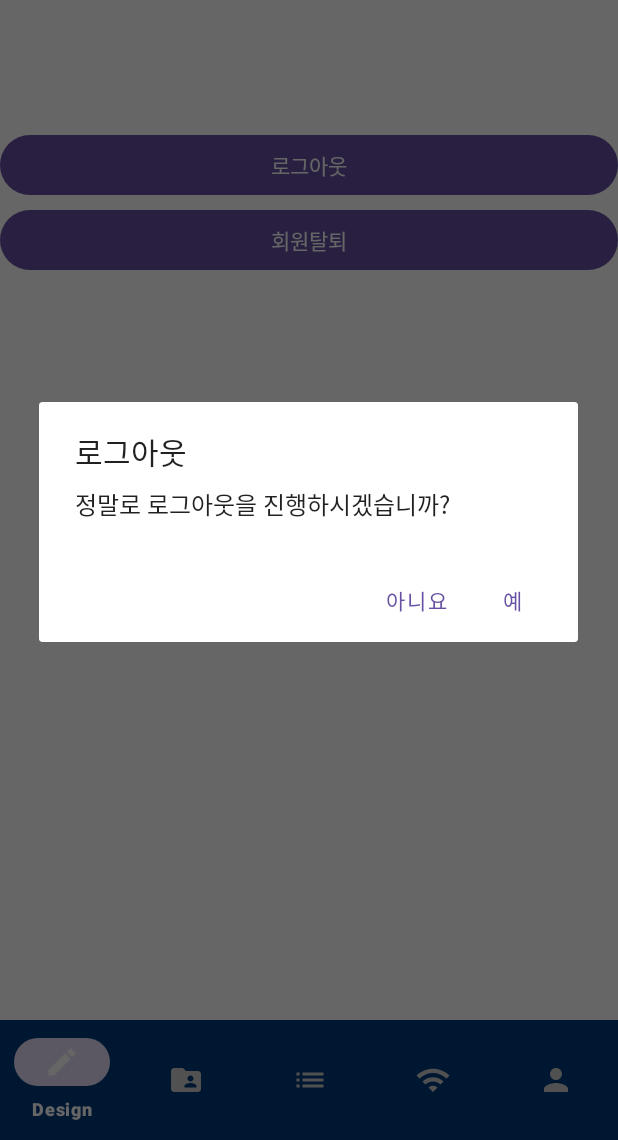
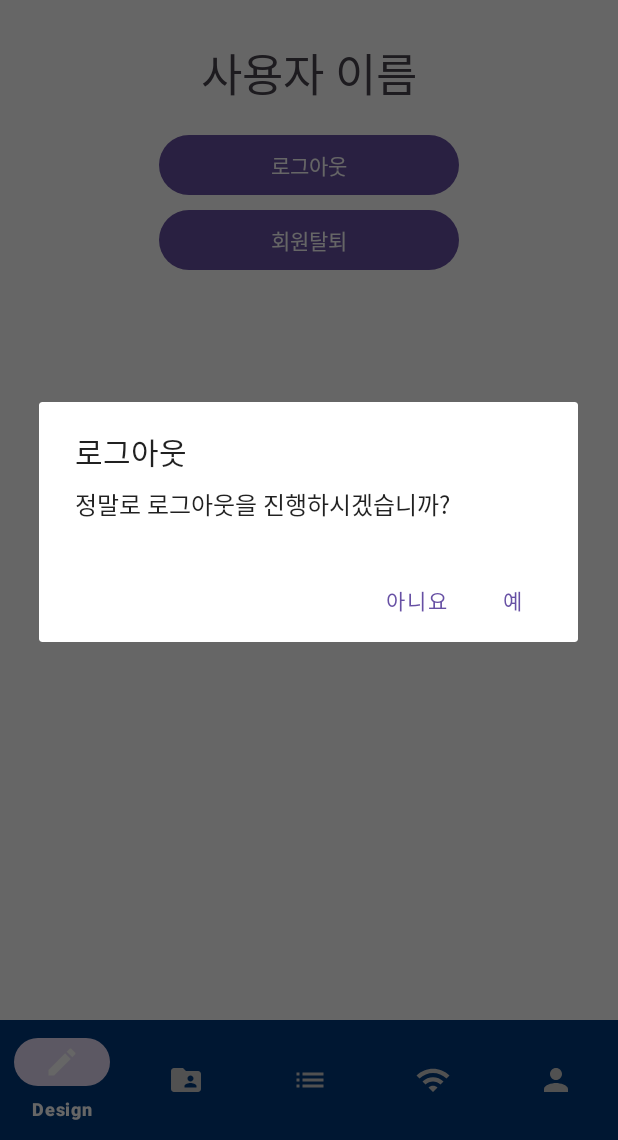
Before and after one commit to YouDaYeon/CapstoneDesign, an Android app: the MypageFragment screen opened through its navigation route, after a tap on "로그아웃", on a phone screen of 412 x 824 dp, the part 96-1236 px from its top. Run offline under Robolectric (Android 15) with nearby library versions, the phone set to English and light mode, and no system bars; our stand-ins replace Firebase (no records; nobody signed in at launch, a user with empty details on screens opened directly), navigation-ui.

```diff
--- a/app/src/main/java/com/example/myapplication/MypageFragment.kt
+++ b/app/src/main/java/com/example/myapplication/MypageFragment.kt
@@ -12,6 +12,7 @@ import com.example.myapplication.LogInActivity
 import android.app.AlertDialog
 import android.util.Log
 import android.widget.EditText
+import android.widget.TextView
 import android.widget.Toast
 import com.google.firebase.auth.EmailAuthProvider
 import com.google.firebase.database.FirebaseDatabase
@@ -37,6 +38,26 @@ class MypageFragment : Fragment() {
         val signoutButton = view.findViewById<Button>(R.id.signoutButton)
         signoutButton.setOnClickListener {
             showSignoutConfirmationDialog()
+        }
+
+        val userNameTextView = view.findViewById<TextView>(R.id.user_name)
+        val userUid = mAuth.currentUser?.uid
+        if (userUid != null) {
+            val databaseReference = FirebaseDatabase.getInstance().reference
+            val userRef = databaseReference.child("user").child(userUid)
+
+            userRef.child("name").get()
+                .addOnSuccessListener { dataSnapshot ->
+                    val userName = dataSnapshot.value as String?
+                    if (!userName.isNullOrBlank()) {
+                        // 사용자 이름이 유효한 경우, TextView에 설정
+                        userNameTextView.text = userName
+                    }
+                }
+                .addOnFailureListener { e ->
+                    // 사용자 이름을 가져오는 데 실패한 경우에 대한 처리
+                    Log.e("TAG", "Error getting user name", e)
+                }
         }
 
         return view
--- a/app/src/main/res/layout/fragment_mypage.xml
+++ b/app/src/main/res/layout/fragment_mypage.xml
@@ -8,20 +8,35 @@
 
     <!-- TODO: Update blank fragment layout -->
 
+    <TextView
+        android:id="@+id/user_name"
+        android:layout_width="match_parent"
+        android:layout_height="wrap_content"
+        android:layout_marginTop="70dp"
+        android:text="사용자 이름"
+        android:textSize="30sp"
+        android:gravity="center"
+        android:padding="20dp"
+        android:fontFamily="sans-serif-medium"
+        android:layout_gravity="center_horizontal"
+        android:ellipsize="end"
+        />
+
+
     <Button
         android:id="@+id/logoutButton"
-        android:layout_width="match_parent"
+        android:layout_width="200dp"
         android:layout_height="wrap_content"
         android:layout_marginTop="150dp"
         android:text="로그아웃"
-        android:layout_centerInParent="true" />
+        android:layout_gravity="center|top" />
     <Button
         android:id="@+id/signoutButton"
-        android:layout_width="match_parent"
+        android:layout_width="200dp"
         android:layout_height="wrap_content"
         android:layout_marginTop="200dp"
         android:text="회원탈퇴"
-        android:layout_centerInParent="true" />
+        android:layout_gravity="center|top" />
 
     <androidx.appcompat.widget.Toolbar
         android:layout_width="match_parent"
```
